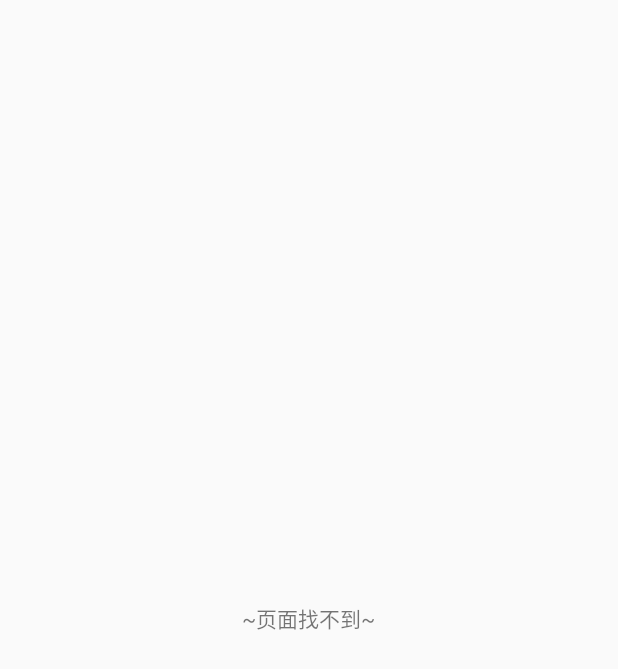
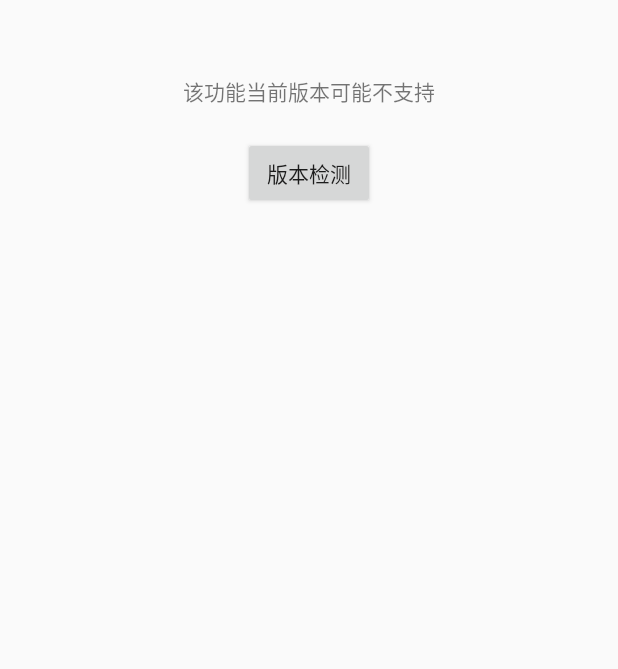
Before and after one commit to AFinalStone/HM-Router, an Android app: the PageNotFoundActivity screen opened directly, with no data from a screen before it, on a phone screen of 412 x 824 dp. Before the commit the part shown is almost empty. Shown: the top 669 px of the screen. Run offline under Robolectric (Android 15) with nearby library versions, the phone set to English and light mode, and no system bars.

Commit message:
完善404页面，提醒版本升级

```diff
--- a/library/src/main/res/layout/router_activity_page_not_found.xml
+++ b/library/src/main/res/layout/router_activity_page_not_found.xml
@@ -5,10 +5,22 @@
     android:orientation="vertical">
 
     <TextView
+        android:id="@+id/tv_notfound"
         android:layout_width="wrap_content"
         android:layout_height="wrap_content"
-        android:layout_centerInParent="true"
-        android:text="~页面找不到~"
+        android:layout_centerHorizontal="true"
+        android:layout_marginTop="50dip"
+        android:text="该功能当前版本可能不支持"
+        />
+
+    <Button
+        android:id="@+id/btn_check_version"
+        android:layout_width="wrap_content"
+        android:layout_height="wrap_content"
+        android:layout_below="@id/tv_notfound"
+        android:layout_centerHorizontal="true"
+        android:layout_marginTop="20dip"
+        android:text="版本检测"
         />
 
 </RelativeLayout>
```
Also changed, not shown: library/src/main/java/com/hm/iou/router/PageNotFoundActivity.java (+26 -0 lines).
